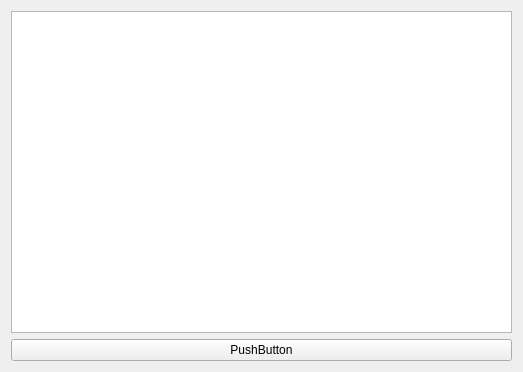
Above: Gui/Form.ui from xtuer/Qt before the change. Below: the same form after it.
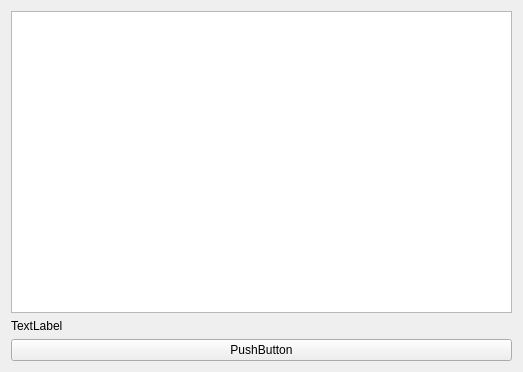
That is the form after the change.

The edit to the form file:
```diff
--- a/Gui/Form.ui
+++ b/Gui/Form.ui
@@ -14,19 +14,28 @@
    <string>分组布局</string>
   </property>
   <property name="styleSheet">
-   <string notr="true"/>
+   <string notr="true">QLabel {
+	qproperty-alignment: 'AlignVCenter | AlignLeft';
+}</string>
   </property>
   <layout class="QGridLayout" name="gridLayout_6">
    <item row="0" column="0">
     <widget class="QTableView" name="tableView"/>
    </item>
-   <item row="1" column="0">
+   <item row="2" column="0">
     <widget class="QPushButton" name="pushButton">
      <property name="text">
       <string>PushButton</string>
      </property>
     </widget>
    </item>
+   <item row="1" column="0">
+    <widget class="QLabel" name="label">
+     <property name="text">
+      <string>TextLabel</string>
+     </property>
+    </widget>
+   </item>
   </layout>
  </widget>
  <resources/>
```
